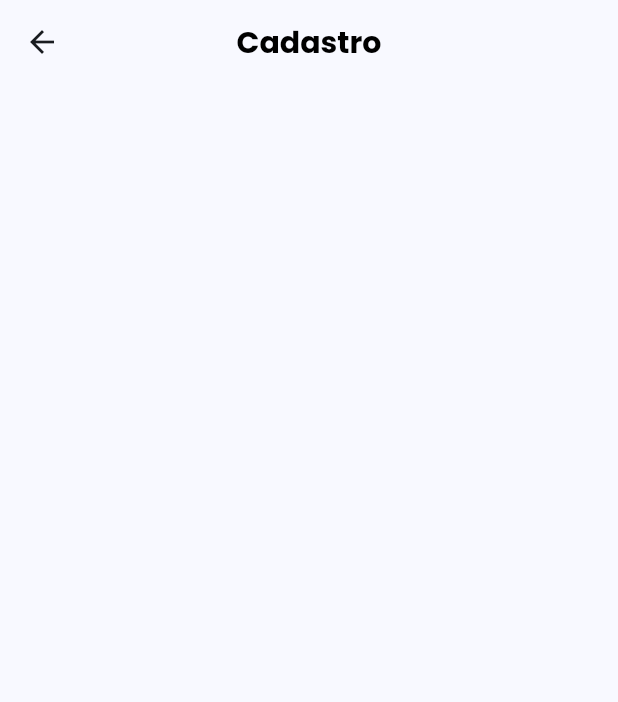
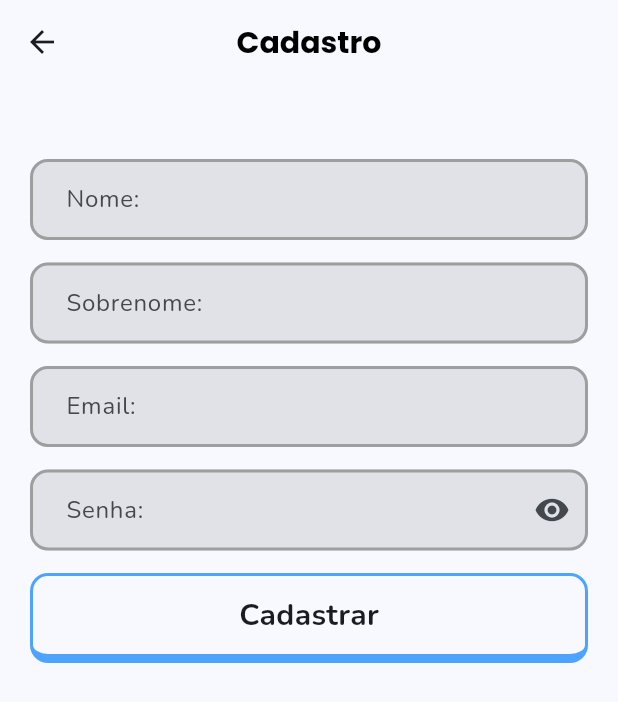
Before and after one commit to marloww10/ringolingo, a Flutter app: the CadastroPage screen opened directly, on a phone screen of 412 x 824 dp. Shown: the top 702 px of the screen. Run offline on Flutter 3.47's test engine with Material 3 defaults, Android fonts, the phone set to English and light mode, and no system bars; our stand-ins replace flutter_svg, google_fonts.

Commit message:
tela de cadastro

```diff
--- a/lib/main.dart
+++ b/lib/main.dart
@@ -33,6 +33,18 @@ class MyApp extends StatelessWidget {
           ),
           centerTitle: true,
         ),
+        inputDecorationTheme: InputDecorationTheme(
+          filled: true,
+          contentPadding: EdgeInsets.symmetric(vertical: 15, horizontal: 20),
+          enabledBorder: OutlineInputBorder(
+            borderRadius: BorderRadius.circular(12),
+            borderSide: BorderSide(color: Colors.grey, width: 2),
+          ),
+          focusedBorder: OutlineInputBorder(
+            borderRadius: BorderRadius.circular(12),
+            borderSide: BorderSide(color: Color(0xFF4DA3FF), width: 2),
+          ),
+        ),
 
         colorScheme: .fromSeed(seedColor: const Color(0xFF4DA3FF)),
       ),
--- a/lib/pages/cadastro_page.dart
+++ b/lib/pages/cadastro_page.dart
@@ -8,8 +8,91 @@ class CadastroPage extends StatefulWidget {
 }
 
 class _CadastroPageState extends State<CadastroPage> {
+  bool _ocultarSenha = true;
   @override
   Widget build(BuildContext context) {
-    return Scaffold(appBar: AppBar(title: Text("Cadastro", style: TextStyle(),), centerTitle: true));
+    return Scaffold(
+      appBar: AppBar(
+        title: Text("Cadastro", style: TextStyle()),
+        centerTitle: true,
+      ),
+      body: SingleChildScrollView(
+        child: Center(
+          child: Padding(
+            padding: EdgeInsetsGeometry.symmetric(vertical: 50, horizontal: 20),
+            child: Column(
+              children: [
+                TextField(decoration: InputDecoration(hintText: "Nome:")),
+                SizedBox(height: 15),
+                TextField(decoration: InputDecoration(hintText: "Sobrenome:")),
+                SizedBox(height: 15),
+                TextField(decoration: InputDecoration(hintText: "Email:")),
+                SizedBox(height: 15),
+                TextField(
+                  obscureText: _ocultarSenha,
+                  decoration: InputDecoration(
+                    hintText: "Senha:",
+                    suffixIcon: IconButton(
+                      onPressed: () {
+                        setState(() {
+                          _ocultarSenha = !_ocultarSenha;
+                        });
+                      },
+                      icon: Icon(
+                        _ocultarSenha ? Icons.visibility : Icons.visibility_off,
+                      ),
+                    ),
+                  ),
+                ),
+                SizedBox(height: 15),
+                SizedBox(
+                  width: double.infinity,
+                  height: 60,
+                  child: Material(
+                    child: InkWell(
+                      borderRadius: BorderRadius.circular(12),
+                      onTap: () {},
+                      child: Ink(
+                        decoration: BoxDecoration(
+                          color: Color.fromARGB(15, 255, 255, 255),
+                          borderRadius: BorderRadius.circular(12),
+                          border: Border(
+                            bottom: BorderSide(
+                              width: 6,
+                              color: Color(0xFF4DA3FF),
+                            ),
+                            left: BorderSide(
+                              width: 2,
+                              color: Color(0xFF4DA3FF),
+                            ),
+                            right: BorderSide(
+                              width: 2,
+                              color: Color(0xFF4DA3FF),
+                            ),
+                            top: BorderSide(width: 2, color: Color(0xFF4DA3FF)),
+                          ),
+                        ),
+                        child: Row(
+                          mainAxisAlignment: MainAxisAlignment.center,
+                          children: [
+                            Text(
+                              "Cadastrar",
+                              style: TextStyle(
+                                fontSize: 20,
+                                fontWeight: FontWeight.bold,
+                              ),
+                            ),
+                          ],
+                        ),
+                      ),
+                    ),
+                  ),
+                ),
+              ],
+            ),
+          ),
+        ),
+      ),
+    );
   }
 }
--- a/lib/pages/inicio_page.dart
+++ b/lib/pages/inicio_page.dart
@@ -14,7 +14,8 @@ class _InicioPageState extends State<InicioPage> {
   @override
   Widget build(BuildContext context) {
     return Scaffold(
-      body: Center(
+      body: SingleChildScrollView(
+        child: Center(
           child: Padding(
             padding: EdgeInsetsGeometry.all(20),
             child: Column(
@@ -47,8 +48,14 @@ class _InicioPageState extends State<InicioPage> {
                               width: 6,
                               color: Color(0xFF4DA3FF),
                             ),
-                          left: BorderSide(width: 2, color: Color(0xFF4DA3FF)),
-                          right: BorderSide(width: 2, color: Color(0xFF4DA3FF)),
+                            left: BorderSide(
+                              width: 2,
+                              color: Color(0xFF4DA3FF),
+                            ),
+                            right: BorderSide(
+                              width: 2,
+                              color: Color(0xFF4DA3FF),
+                            ),
                             top: BorderSide(width: 2, color: Color(0xFF4DA3FF)),
                           ),
                         ),
@@ -96,8 +103,14 @@ class _InicioPageState extends State<InicioPage> {
                               width: 6,
                               color: Color(0xFF2C68A9),
                             ),
-                          left: BorderSide(width: 2, color: Color(0xFF2C68A9)),
-                          right: BorderSide(width: 2, color: Color(0xFF2C68A9)),
+                            left: BorderSide(
+                              width: 2,
+                              color: Color(0xFF2C68A9),
+                            ),
+                            right: BorderSide(
+                              width: 2,
+                              color: Color(0xFF2C68A9),
+                            ),
                             top: BorderSide(width: 2, color: Color(0xFF2C68A9)),
                           ),
                         ),
@@ -147,8 +160,14 @@ class _InicioPageState extends State<InicioPage> {
                               width: 6,
                               color: Color(0xFF4DA3FF),
                             ),
-                          left: BorderSide(width: 2, color: Color(0xFF4DA3FF)),
-                          right: BorderSide(width: 2, color: Color(0xFF4DA3FF)),
+                            left: BorderSide(
+                              width: 2,
+                              color: Color(0xFF4DA3FF),
+                            ),
+                            right: BorderSide(
+                              width: 2,
+                              color: Color(0xFF4DA3FF),
+                            ),
                             top: BorderSide(width: 2, color: Color(0xFF4DA3FF)),
                           ),
                         ),
@@ -208,6 +227,7 @@ class _InicioPageState extends State<InicioPage> {
             ),
           ),
         ),
+      ),
     );
   }
 }
```
Lines whose indentation alone changed are shown as unchanged.
